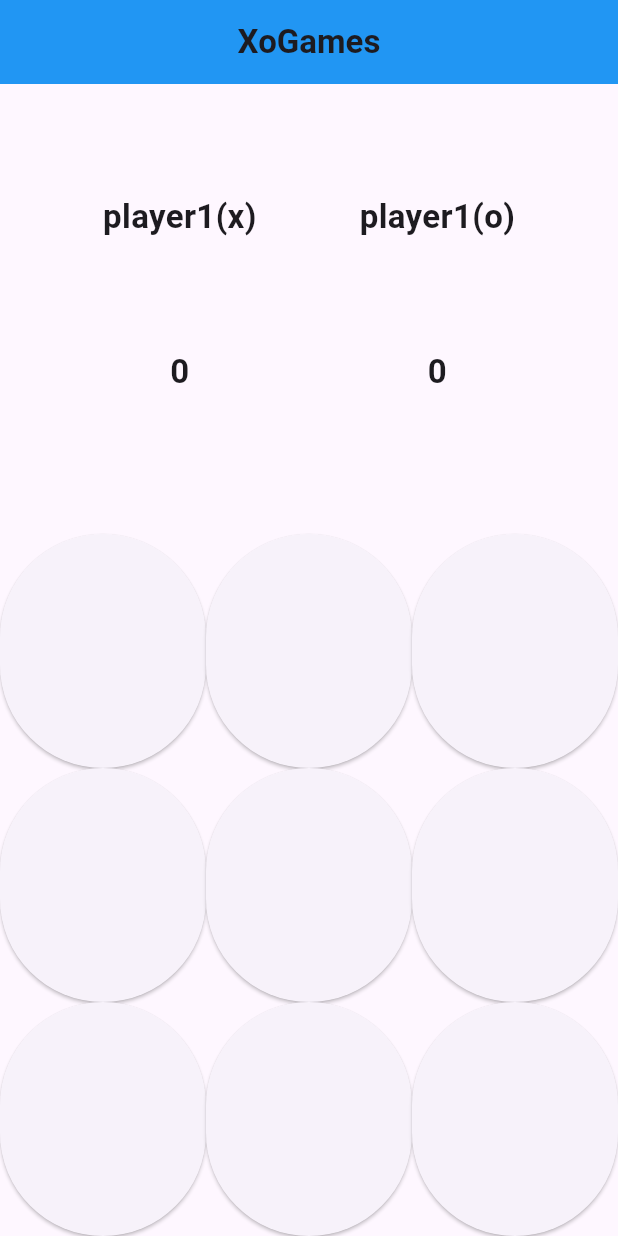
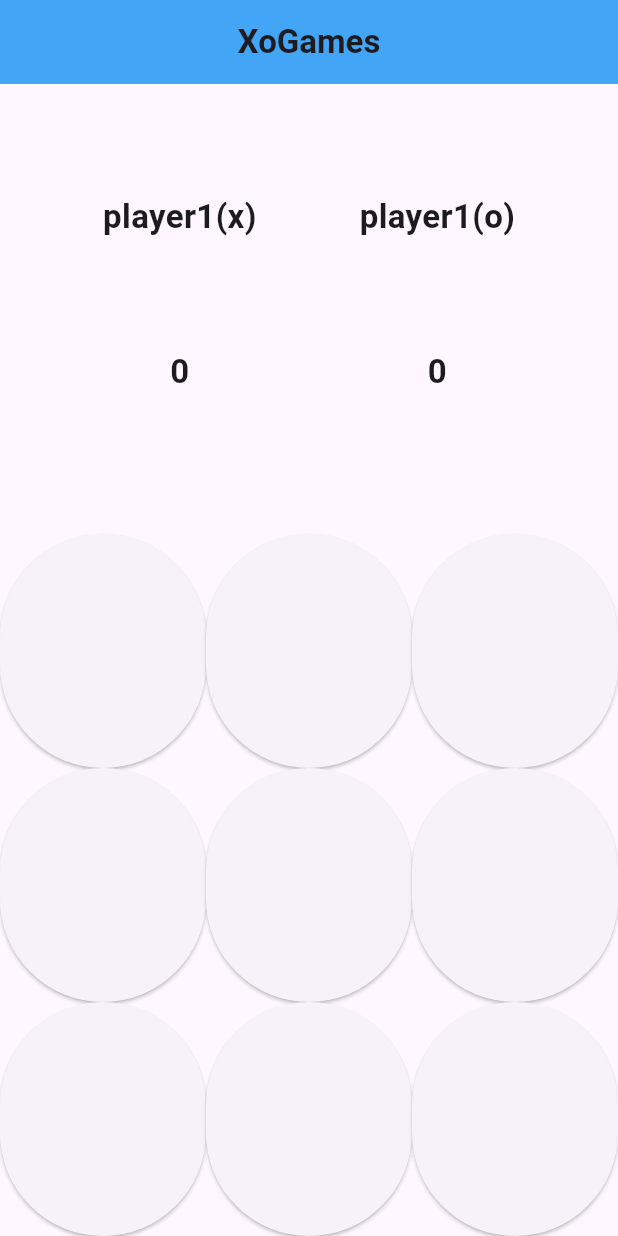
Before and after one commit to Remon-Ehab/Flutterxo, a Flutter app: the screen it shows after launch, on a phone screen of 412 x 824 dp. Run offline on Flutter 3.47's test engine with Material 3 defaults, Android fonts, the light colour scheme and no system bars.

Commit message:
Change background color in appbar in scaffold.

```diff
--- a/lib/xoscreen.dart
+++ b/lib/xoscreen.dart
@@ -26,7 +26,7 @@ class _XoScreenState extends State<XoScreen> {
   Widget build(BuildContext context) {
     return Scaffold(
       appBar: AppBar(
-        backgroundColor: Colors.blue,
+        backgroundColor: Colors.blue.shade400,
         title: Text(
           'XoGames',
           style: TextStyle(fontWeight: FontWeight.bold, fontSize: 22),
```
